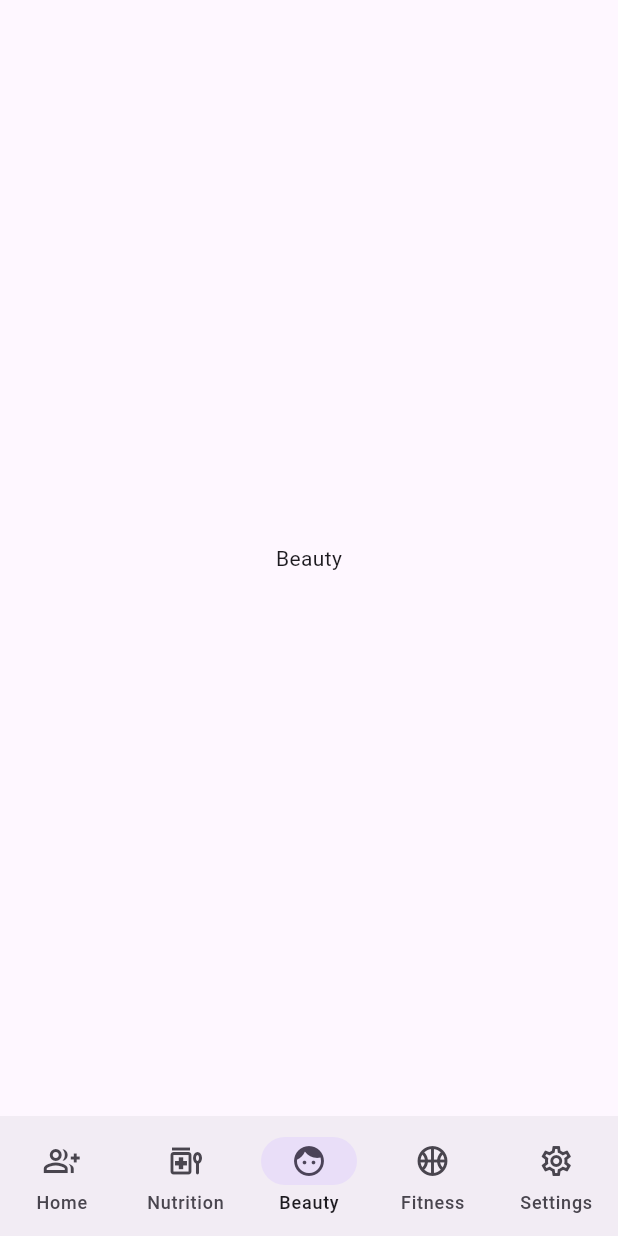
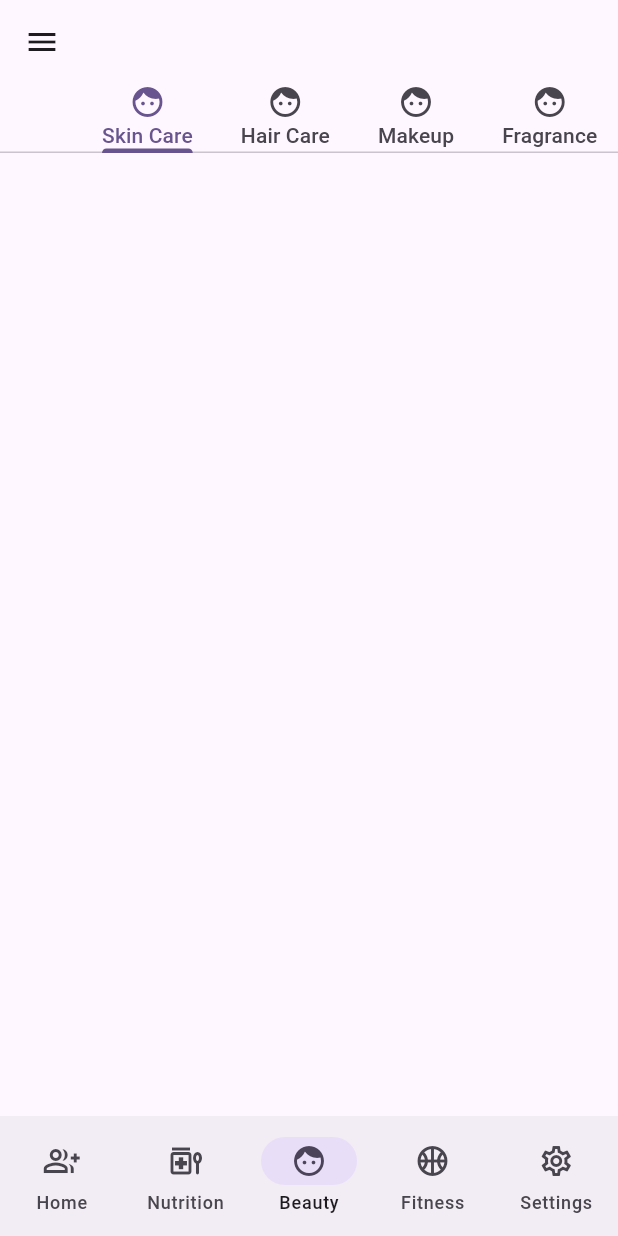
Before and after one commit to zz0-0/fit, a Flutter app: the screen it shows after launch, item 3 of the bottom bar chosen, on a phone screen of 412 x 824 dp. Run offline on Flutter 3.47's test engine with Material 3 defaults, Android fonts, the phone set to English and light mode, and no system bars; our stand-ins replace flutter_riverpod.

Commit message:
feat: :sparkles: add each page's tabs

```diff
--- a/lib/feature/app/presentation/view/page/layout.dart
+++ b/lib/feature/app/presentation/view/page/layout.dart
@@ -10,6 +10,9 @@ class Layout extends ConsumerWidget {
     final selectedIndex = ref.watch(selectedIndexProvider);
     final layoutWidget = ref.watch(layoutWidgetProvider);
     return Scaffold(
+      appBar: AppBar(
+        leading: IconButton(onPressed: () {}, icon: const Icon(Icons.menu)),
+      ),
       bottomNavigationBar: NavigationBar(
         selectedIndex: selectedIndex,
         destinations: const [
--- /dev/null
+++ b/lib/feature/beauty/presentation/view/page/beauty.dart
@@ -0,0 +1,18 @@
+import 'package:flutter/material.dart';
+import 'package:flutter_riverpod/flutter_riverpod.dart';
+import 'package:vital/share/component/horizontal_tab.dart';
+import 'package:vital/share/provider/beauty/presentation/view/page/beauty_provider.dart';
+
+class Beauty extends ConsumerWidget {
+  const Beauty({super.key});
+
+  @override
+  Widget build(BuildContext context, WidgetRef ref) {
+    final tabs = ref.watch(beautyTabsProvider);
+    return Column(
+      children: [
+        HorizontalTab(tabs: tabs),
+      ],
+    );
+  }
+}
--- a/lib/share/component/horizontal_tab.dart
+++ b/lib/share/component/horizontal_tab.dart
@@ -2,39 +2,22 @@ import 'package:flutter/material.dart';
 import 'package:flutter_riverpod/flutter_riverpod.dart';
 
 class HorizontalTab extends ConsumerStatefulWidget {
-  const HorizontalTab({super.key});
+  const HorizontalTab({required this.tabs, super.key});
+
+  final List<Widget> tabs;
 
   @override
   ConsumerState<ConsumerStatefulWidget> createState() => _HorizontalTabState();
 }
 
-class _HorizontalTabState extends ConsumerState<HorizontalTab> {
+class _HorizontalTabState extends ConsumerState<HorizontalTab>
+    with TickerProviderStateMixin {
   @override
   Widget build(BuildContext context) {
-    return const TabBar(
+    return TabBar(
+      controller: TabController(length: widget.tabs.length, vsync: this),
       isScrollable: true,
-      tabs: [
-        Tab(
-          icon: Icon(Icons.group_add),
-          text: 'Home',
-        ),
-        Tab(
-          icon: Icon(Icons.group_add),
-          text: 'Home',
-        ),
-        Tab(
-          icon: Icon(Icons.group_add),
-          text: 'Home',
-        ),
-        Tab(
-          icon: Icon(Icons.group_add),
-          text: 'Home',
-        ),
-        Tab(
-          icon: Icon(Icons.group_add),
-          text: 'Home',
-        ),
-      ],
+      tabs: widget.tabs,
     );
   }
 }
--- a/lib/share/provider/app/presentation/view/page/layout_provider.dart
+++ b/lib/share/provider/app/presentation/view/page/layout_provider.dart
@@ -1,5 +1,6 @@
 import 'package:flutter/material.dart';
 import 'package:flutter_riverpod/flutter_riverpod.dart';
+import 'package:vital/feature/beauty/presentation/view/page/beauty.dart';
 
 final selectedIndexProvider = StateProvider<int>((ref) => 0);
 final layoutWidgetProvider = Provider<Widget>((ref) {
@@ -10,7 +11,7 @@ final layoutWidgetProvider = Provider<Widget>((ref) {
     case 1:
       return const Center(child: Text('Nutrition'));
     case 2:
-      return const Center(child: Text('Beauty'));
+      return const Beauty();
     case 3:
       return const Center(child: Text('Fitness'));
     case 4:
--- /dev/null
+++ b/lib/share/provider/beauty/presentation/view/page/beauty_provider.dart
@@ -0,0 +1,37 @@
+import 'package:flutter/material.dart';
+import 'package:flutter_riverpod/flutter_riverpod.dart';
+
+final beautyTabsProvider = Provider<List<Widget>>((ref) {
+  return [
+    const Column(
+      children: [
+        Icon(Icons.face),
+        Text('Skin Care'),
+      ],
+    ),
+    const Column(
+      children: [
+        Icon(Icons.face),
+        Text('Hair Care'),
+      ],
+    ),
+    const Column(
+      children: [
+        Icon(Icons.face),
+        Text('Makeup'),
+      ],
+    ),
+    const Column(
+      children: [
+        Icon(Icons.face),
+        Text('Fragrance'),
+      ],
+    ),
+    const Column(
+      children: [
+        Icon(Icons.face),
+        Text('Personal Care'),
+      ],
+    ),
+  ];
+});
```
Also changed, not shown: lib/main.dart (+5 -3 lines), lib/share/provider/fitness/presentation/view/page/fitness_provider.dart (added, +19 -0 lines), lib/share/provider/nutrition/presentation/view/page/nutrition_provider.dart (added, +31 -0 lines), lib/share/provider/setting/presentation/view/page/setting_provider.dart (added, +37 -0 lines).
